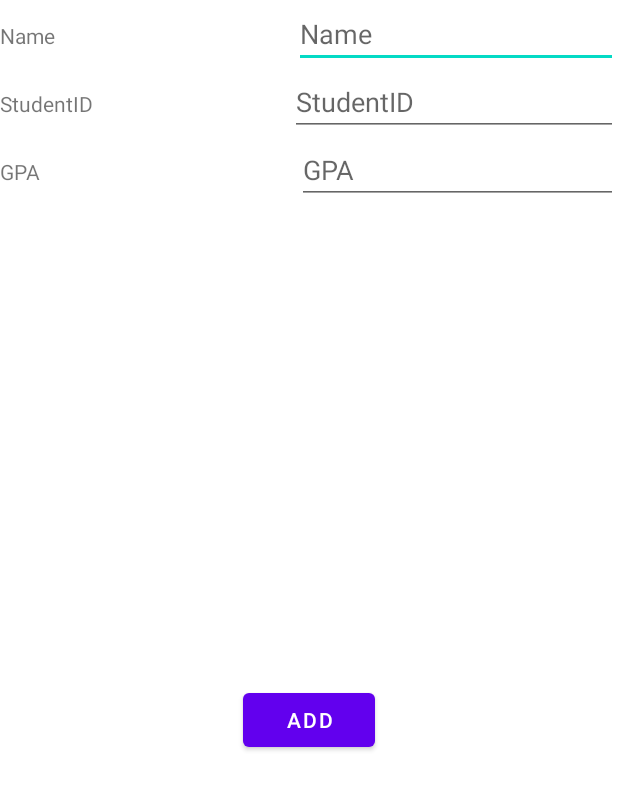
After one commit to 1amToxic/CrudStudent, an Android app: the UpdateActivity screen opened directly, with no data from a screen before it, on a phone screen of 412 x 824 dp. The commit adds this screen. Shown: the top 790 px of the screen. Run offline under Robolectric (Android 15) with nearby library versions, the phone set to English and light mode, and no system bars.

Commit message:
complete project

```diff
--- a/app/build.gradle
+++ b/app/build.gradle
@@ -26,6 +26,9 @@ android {
         sourceCompatibility JavaVersion.VERSION_1_8
         targetCompatibility JavaVersion.VERSION_1_8
     }
+    buildFeatures{
+        viewBinding = true
+    }
 }
 
 dependencies {
@@ -33,6 +36,7 @@ dependencies {
     implementation 'androidx.appcompat:appcompat:1.2.0'
     implementation 'com.google.android.material:material:1.2.1'
     implementation 'androidx.constraintlayout:constraintlayout:2.0.1'
+    implementation 'org.jetbrains:annotations:15.0'
     testImplementation 'junit:junit:4.+'
     androidTestImplementation 'androidx.test.ext:junit:1.1.2'
     androidTestImplementation 'androidx.test.espresso:espresso-core:3.3.0'
--- a/app/src/main/AndroidManifest.xml
+++ b/app/src/main/AndroidManifest.xml
@@ -9,6 +9,8 @@
         android:roundIcon="@mipmap/ic_launcher_round"
         android:supportsRtl="true"
         android:theme="@style/Theme.CrudStudent">
+        <activity android:name=".ui.UpdateActivity"></activity>
+        <activity android:name=".ui.AddActivity" />
         <activity android:name=".MainActivity">
             <intent-filter>
                 <action android:name="android.intent.action.MAIN" />
--- /dev/null
+++ b/app/src/main/java/com/example/crudstudent/ui/UpdateActivity.java
@@ -0,0 +1,58 @@
+package com.example.crudstudent.ui;
+
+import androidx.appcompat.app.AppCompatActivity;
+
+import android.os.Bundle;
+import android.view.View;
+
+import com.example.crudstudent.databinding.ActivityUpdateBinding;
+import com.example.crudstudent.model.Student;
+import com.example.crudstudent.model.StudentDatabase;
+
+public class UpdateActivity extends AppCompatActivity {
+    private ActivityUpdateBinding binding;
+    Student studentCurrent = new Student();
+    @Override
+    protected void onCreate(Bundle savedInstanceState) {
+        super.onCreate(savedInstanceState);
+        binding = ActivityUpdateBinding.inflate(getLayoutInflater());
+        setContentView(binding.getRoot());
+        Bundle bundle = getIntent().getExtras();
+        if(bundle!=null){
+            binding.btnDelete.setVisibility(View.VISIBLE);
+            binding.btnUpdate.setVisibility(View.VISIBLE);
+            studentCurrent = (Student) bundle.getSerializable("student");
+            initViewUpdate(studentCurrent);
+        }else{
+            binding.btnAdd.setVisibility(View.VISIBLE);
+        }
+        setListeners();
+    }
+
+    private void setListeners() {
+        binding.btnAdd.setOnClickListener(v -> {
+            Student student = new Student(binding.editName.getText().toString(),
+                                binding.editStudentId.getText().toString(),
+                                Double.parseDouble(binding.editGpa.getText().toString()));
+            StudentDatabase.getInstance(this).addStudent(student);
+            finish();
+        });
+        binding.btnDelete.setOnClickListener(v -> {
+            StudentDatabase.getInstance(this).deleteStudent(studentCurrent);
+            finish();
+        });
+        binding.btnUpdate.setOnClickListener(v -> {
+            studentCurrent.setName(binding.editName.getText().toString());
+            studentCurrent.setStudentID(binding.editStudentId.getText().toString());
+            studentCurrent.setGpa(Double.parseDouble(binding.editGpa.getText().toString()));
+            StudentDatabase.getInstance(this).updateStudent(studentCurrent);
+            finish();
+        });
+    }
+
+    private void initViewUpdate(Student student) {
+        binding.editName.setText(student.getName());
+        binding.editStudentId.setText(student.getStudentID());
+        binding.editGpa.setText(student.getGpa()+"");
+    }
+}
--- /dev/null
+++ b/app/src/main/res/drawable/ic_baseline_add_24.xml
@@ -0,0 +1,5 @@
+<vector android:height="24dp" android:tint="#FCFCFC"
+    android:viewportHeight="24" android:viewportWidth="24"
+    android:width="24dp" xmlns:android="http://schemas.android.com/apk/res/android">
+    <path android:fillColor="@android:color/white" android:pathData="M19,13h-6v6h-2v-6H5v-2h6V5h2v6h6v2z"/>
+</vector>
--- /dev/null
+++ b/app/src/main/res/layout/activity_update.xml
@@ -0,0 +1,109 @@
+<?xml version="1.0" encoding="utf-8"?>
+<androidx.constraintlayout.widget.ConstraintLayout xmlns:android="http://schemas.android.com/apk/res/android"
+    xmlns:app="http://schemas.android.com/apk/res-auto"
+    xmlns:tools="http://schemas.android.com/tools"
+    android:layout_width="match_parent"
+    android:layout_height="match_parent"
+    tools:context=".ui.UpdateActivity">
+
+    <LinearLayout
+        android:id="@+id/editor"
+        android:layout_width="match_parent"
+        android:layout_height="wrap_content"
+        android:orientation="vertical"
+        app:layout_constraintTop_toTopOf="parent">
+
+        <LinearLayout
+            android:layout_width="match_parent"
+            android:layout_height="wrap_content"
+            android:orientation="horizontal"
+            android:weightSum="2">
+
+            <TextView
+                android:layout_width="wrap_content"
+                android:layout_height="wrap_content"
+                android:layout_weight="1"
+                android:text="Name" />
+
+            <EditText
+                android:id="@+id/edit_name"
+                android:layout_width="wrap_content"
+                android:layout_height="wrap_content"
+                android:layout_weight="1"
+                android:hint="Name" />
+        </LinearLayout>
+
+        <LinearLayout
+            android:layout_width="match_parent"
+            android:layout_height="wrap_content"
+            android:orientation="horizontal"
+            android:weightSum="2">
+
+            <TextView
+                android:layout_width="wrap_content"
+                android:layout_height="wrap_content"
+                android:layout_weight="1"
+                android:text="StudentID" />
+
+            <EditText
+                android:id="@+id/edit_student_id"
+                android:layout_width="wrap_content"
+                android:layout_height="wrap_content"
+                android:layout_weight="1"
+                android:hint="StudentID" />
+        </LinearLayout>
+
+        <LinearLayout
+            android:layout_width="match_parent"
+            android:layout_height="wrap_content"
+            android:orientation="horizontal"
+            android:weightSum="2">
+
+            <TextView
+                android:layout_width="wrap_content"
+                android:layout_height="wrap_content"
+                android:layout_weight="1"
+                android:text="GPA" />
+
+            <EditText
+                android:id="@+id/edit_gpa"
+                android:layout_width="wrap_content"
+                android:layout_height="wrap_content"
+                android:layout_weight="1"
+                android:hint="GPA" />
+        </LinearLayout>
+    </LinearLayout>
+
+    <Button
+        android:id="@+id/btn_update"
+        android:layout_width="wrap_content"
+        android:layout_height="wrap_content"
+        android:text="Update"
+        android:visibility="gone"
+        app:layout_constraintBottom_toBottomOf="parent"
+        app:layout_constraintEnd_toStartOf="@id/btn_delete"
+        app:layout_constraintStart_toStartOf="parent"
+        app:layout_constraintTop_toBottomOf="@id/editor" />
+
+    <Button
+        android:id="@+id/btn_delete"
+        android:layout_width="wrap_content"
+        android:layout_height="wrap_content"
+        android:text="Delete"
+        android:visibility="gone"
+        app:layout_constraintBottom_toBottomOf="parent"
+        app:layout_constraintEnd_toEndOf="parent"
+        app:layout_constraintStart_toEndOf="@id/btn_update"
+        app:layout_constraintTop_toBottomOf="@id/editor" />
+
+    <Button
+        android:id="@+id/btn_add"
+        android:layout_width="wrap_content"
+        android:layout_height="wrap_content"
+        android:text="Add"
+        android:visibility="gone"
+        app:layout_constraintBottom_toBottomOf="parent"
+        app:layout_constraintEnd_toEndOf="parent"
+        app:layout_constraintStart_toStartOf="parent"
+        app:layout_constraintTop_toBottomOf="@id/editor" />
+</androidx.constraintlayout.widget.ConstraintLayout>
--- /dev/null
+++ b/app/src/main/res/values-night/dimens.xml
@@ -0,0 +1,4 @@
+<?xml version="1.0" encoding="utf-8"?>
+<resources>
+    <dimen name="size_margin">24dp</dimen>
+</resources>
--- a/app/src/main/res/values-night/themes.xml
+++ b/app/src/main/res/values-night/themes.xml
@@ -1,6 +1,6 @@
 <resources xmlns:tools="http://schemas.android.com/tools">
     <!-- Base application theme. -->
-    <style name="Theme.CrudStudent" parent="Theme.MaterialComponents.DayNight.DarkActionBar">
+    <style name="Theme.CrudStudent" parent="Theme.MaterialComponents.DayNight.NoActionBar">
         <!-- Primary brand color. -->
         <item name="colorPrimary">@color/purple_200</item>
         <item name="colorPrimaryVariant">@color/purple_700</item>
--- /dev/null
+++ b/app/src/main/res/values/dimens.xml
@@ -0,0 +1,4 @@
+<?xml version="1.0" encoding="utf-8"?>
+<resources>
+    <dimen name="size_margin">24dp</dimen>
+</resources>
--- a/app/src/main/res/values/themes.xml
+++ b/app/src/main/res/values/themes.xml
@@ -1,6 +1,6 @@
 <resources xmlns:tools="http://schemas.android.com/tools">
     <!-- Base application theme. -->
-    <style name="Theme.CrudStudent" parent="Theme.MaterialComponents.DayNight.DarkActionBar">
+    <style name="Theme.CrudStudent" parent="Theme.MaterialComponents.DayNight.NoActionBar">
         <!-- Primary brand color. -->
         <item name="colorPrimary">@color/purple_500</item>
         <item name="colorPrimaryVariant">@color/purple_700</item>
```
Also changed, not shown: app/src/main/java/com/example/crudstudent/MainActivity.java (+47 -1 lines), app/src/main/java/com/example/crudstudent/adapter/StudentAdapter.java (added, +75 -0 lines), app/src/main/java/com/example/crudstudent/model/Student.java (added, +58 -0 lines), app/src/main/java/com/example/crudstudent/model/StudentDatabase.java (added, +127 -0 lines), app/src/main/java/com/example/crudstudent/ui/AddActivity.java (added, +17 -0 lines), app/src/main/res/layout/activity_add.xml (added, +9 -0 lines), app/src/main/res/layout/activity_main.xml (+22 -5 lines), app/src/main/res/layout/item_student.xml (added, +51 -0 lines), 1 other file.
